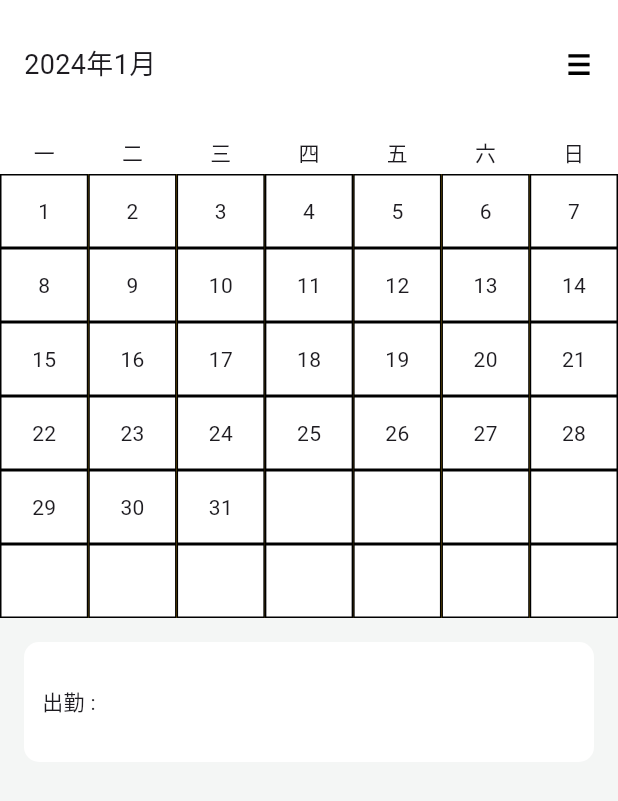
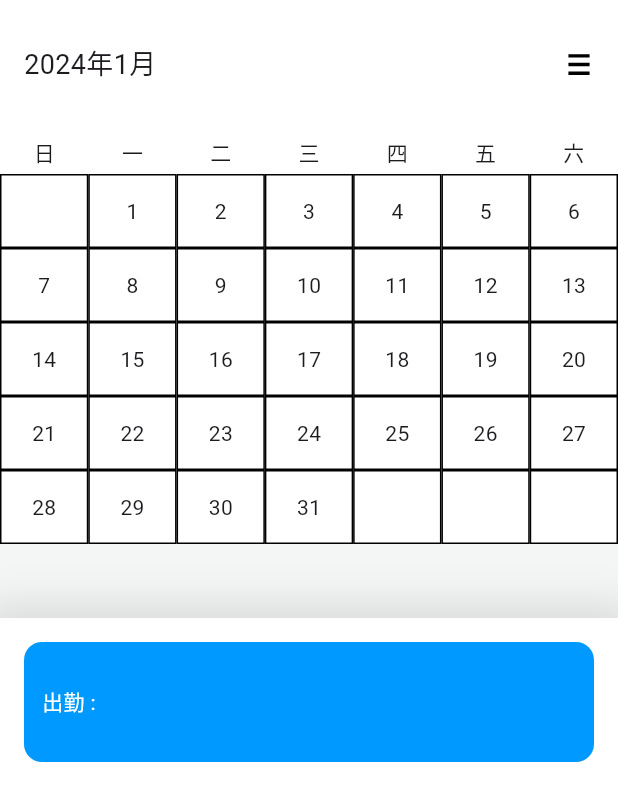
Before and after one commit to youtongxue/workday, a Flutter app: the screen it shows after launch, on a phone screen of 412 x 824 dp. Shown: the top 801 px of the screen. Run offline on Flutter 3.47's test engine with Material 3 defaults, Android fonts, the phone set to English and light mode, and no system bars; our stand-ins replace date_format, flutter_smart_dialog, flutter_svg, get, get_storage; missing offline and left inert: dart:ffi.

```diff
--- a/lib/pages/calendar/calendar_page.dart
+++ b/lib/pages/calendar/calendar_page.dart
@@ -12,7 +12,7 @@ import '../../utils/assert_util.dart';
 import '../../utils/date_util.dart';
 import '../../utils/page_path_util.dart';
 
-List<String> weekStrList = ["一", "二", "三", "四", "五", "六", "日"];
+List<String> weekStrList = ["日", "一", "二", "三", "四", "五", "六"];
 
 /// 顶部时间、星期
 Widget dateTitleBar(BuildContext context) {
@@ -67,13 +67,17 @@ Widget dateTitleBar(BuildContext context) {
 }
 
 String buildDateDay(
-    int monthFirstDayIsWeek, int monthLastDay, int column, int row) {
+    int monthFirstDayIsWeek, int monthDay, int column, int row) {
   var dayText = "";
-  final itemIndex = ((column - 1) * 7 + row + 1);
+  final itemIndex = (column * 7 + row + 1);
   final result = itemIndex - monthFirstDayIsWeek;
-  if (result >= 0) {
-    final dayResult = (result + 1).toString();
-    if (int.parse(dayResult) <= monthLastDay) {
+
+  debugPrint(
+      "monthFirstDayIsWeek: > > > $monthFirstDayIsWeek > > > itemIndex: > > > $itemIndex > > > result: > > > $result");
+
+  if (result > 0) {
+    final dayResult = result.toString();
+    if (int.parse(dayResult) <= monthDay) {
       dayText = dayResult;
     } else {
       dayText = "";
@@ -84,28 +88,27 @@ String buildDateDay(
 
 /// 日历详情
 Widget calenderInfo(BuildContext context, int month) {
-  const monthInfoRow = 1; // 月信息，占一行
   const monthMaxRow = 6; // 每月最大显示行
   const weekDay = 7; // 每周天数（列）
   // 月份第一个月星期几
-  final firstDayOfWeek = DateUtil.firstDayOfWeek(2024, month) == 0
-      ? 7
-      : DateUtil.firstDayOfWeek(2024, month);
-  const monthLastDay = 31; // 月份最后一天
+  final firstDayOfWeek = DateUtil.firstDayOfWeek(2024, month);
+  final monthDay = DateUtil.getDaysInMonth(2024, month);
+
+  final row = DateUtil.calculateRowsForMonth(2024, month);
+  debugPrint("month: $month  行: $row");
   return SizedBox(
     child: Column(
-      children: List.generate(monthMaxRow + monthInfoRow, (column) {
+      children: List.generate(row, (column) {
         return Row(
           children: List.generate(weekDay, (row) {
             return Expanded(
                 child: Container(
-              height: ((context.height / 2) - 116) / 6,
+              height: ((context.height / 2) - 116) / monthMaxRow,
               decoration:
                   BoxDecoration(color: Colors.white, border: Border.all()),
               child: Center(
-                child: Text(column == 0
-                    ? "2月"
-                    : buildDateDay(firstDayOfWeek, monthLastDay, column, row)),
+                child:
+                    Text(buildDateDay(firstDayOfWeek, monthDay, column, row)),
               ),
             ));
           }),
@@ -118,10 +121,7 @@ Widget calenderInfo(BuildContext context, int month) {
 /// 底部打卡信息部分
 Widget workDayInfo(BuildContext context) {
   return Container(
-    width: context.width,
-    height: context.height / 2,
     padding: const EdgeInsets.symmetric(horizontal: 16),
-    color: MyColors.background.color,
     child: Column(
       children: [
         const SizedBox(height: 16),
@@ -129,11 +129,15 @@ Widget workDayInfo(BuildContext context) {
           width: context.width,
           height: 80,
           decoration: BoxDecoration(
-              color: Colors.white, borderRadius: BorderRadius.circular(10)),
+              color: MyColors.coloBlue.color,
+              borderRadius: BorderRadius.circular(12)),
           child: const Row(
             children: [
               SizedBox(width: 12),
-              Text("出勤 : "),
+              Text(
+                "出勤 : ",
+                style: TextStyle(color: Colors.white),
+              ),
             ],
           ),
         )
@@ -153,23 +157,22 @@ class CalendarPage extends GetView<CalendarPageViewModel> {
 
     return Scaffold(
       backgroundColor: MyColors.background.color,
-      body: Container(
+      body: SizedBox(
         width: context.width,
         height: context.height,
-        color: Colors.amber,
         child: Stack(
           children: [
             // 日历详情信息
             Positioned(
               left: 0,
               right: 0,
-              top: 116 - (((context.height / 2) - 116) / 6),
+              top: 116,
               child: SizedBox(
                 width: context.width,
                 height: (((context.height / 2) - 116) / 6) * 7,
                 child: PageView.builder(
                   itemCount: 12,
-                  scrollDirection: Axis.vertical,
+                  //scrollDirection: Axis.vertical,
                   itemBuilder: (context, index) {
                     return calenderInfo(context, index + 1);
                   },
@@ -185,11 +188,51 @@ class CalendarPage extends GetView<CalendarPageViewModel> {
               alignment: Alignment.topCenter,
               child: dateTitleBar(context),
             ),
+
             // 底部考勤
-            Align(
-              alignment: Alignment.bottomCenter,
-              child: workDayInfo(context),
-            )
+            // Align(
+            //   alignment: Alignment.bottomCenter,
+            //   child: Obx(() => Transform.translate(
+            //         offset: Offset(0, controller.offset.value),
+            //         child: workDayInfo(context),
+            //       )),
+            // ),
+
+            // 底部考勤
+            DraggableScrollableSheet(
+              initialChildSize: 0.5, // 初始时，底部面板占据整个屏幕高度的比例
+              minChildSize:
+                  (context.height - 116 - (((context.height / 2) - 116))) /
+                      context.height, // 底部面板可以拖拽到的最小高度比例
+              maxChildSize:
+                  (context.height - 116 - (((context.height / 2) - 116) / 6)) /
+                      context.height, // 底部面板可以拖拽到的最大高度比例
+              builder:
+                  (BuildContext context, ScrollController scrollController) {
+                return Container(
+                  clipBehavior: Clip.hardEdge,
+                  decoration: BoxDecoration(
+                    color: Colors.white,
+                    borderRadius: const BorderRadius.only(
+                      topLeft: Radius.circular(0),
+                      topRight: Radius.circular(0),
+                    ),
+                    boxShadow: [
+                      BoxShadow(
+                        color: Colors.black.withOpacity(0.1),
+                        spreadRadius: 10,
+                        blurRadius: 20,
+                      ),
+                    ],
+                  ),
+                  child: SingleChildScrollView(
+                    controller: scrollController,
+                    physics: const PageScrollPhysics(),
+                    child: workDayInfo(context), // 你的考勤信息widget
+                  ),
+                );
+              },
+            ),
           ],
         ),
       ),
--- a/lib/pages/calendar/calendar_page_vm.dart
+++ b/lib/pages/calendar/calendar_page_vm.dart
@@ -1,11 +1,17 @@
 import 'dart:math';
 
+import 'package:flutter/widgets.dart';
 import 'package:get/get.dart';
+
+import '../../utils/date_util.dart';
 
 class CalendarPageViewModel extends GetxController {
   var currentYear = 2024.obs;
   var currentMonth = 1.obs;
   var calendarInfoHeight = 200.obs;
+  var currentRowsMonth = 6.obs; // 选中月需要绘制多少行
+
+  var offset = 0.0.obs;
 
   void setRandomHeight() {
     calendarInfoHeight.value = Random().nextInt(2);
@@ -13,5 +19,20 @@ class CalendarPageViewModel extends GetxController {
 
   void changeCurrentMonth(int newCurrentMonth) {
     currentMonth.value = newCurrentMonth + 1;
+    calculateRowForMonth();
+  }
+
+  void calculateRowForMonth() {
+    final row =
+        DateUtil.calculateRowsForMonth(currentYear.value, currentMonth.value);
+    currentRowsMonth.value = row;
+
+    if (row == 5) {
+      offset.value = -(((Get.mediaQuery.size.height / 2) - 116) / 6);
+    } else if (row == 6) {
+      offset.value = 0;
+    }
+
+    debugPrint("绘制行: ${currentRowsMonth.value}");
   }
 }
--- a/lib/utils/date_util.dart
+++ b/lib/utils/date_util.dart
@@ -42,7 +42,7 @@ class DateUtil {
   /// 返回值是一个整数，0 表示星期日，1 表示星期一，依此类推，直到 6 表示星期六
   static int firstDayOfWeek(int year, int month) {
     DateTime firstDayOfMonth = DateTime(year, month, 1);
-    return firstDayOfMonth.weekday;
+    return firstDayOfMonth.weekday == 7 ? 0 : firstDayOfMonth.weekday;
   }
 
   /// 返回指定年月的天数
@@ -55,9 +55,34 @@ class DateUtil {
         (month < 12) ? DateTime(year, month + 1, 1) : DateTime(year + 1, 1, 1);
 
     // 下一个月的第一天减去一天，得到当前月的最后一天
-    DateTime lastDayOfMonth = firstDayOfNextMonth.subtract(Duration(days: 1));
+    DateTime lastDayOfMonth =
+        firstDayOfNextMonth.subtract(const Duration(days: 1));
 
     // 返回当前月的天数
     return lastDayOfMonth.day;
   }
+
+  /// 计算某个月按照【日、一、二、三、四、五、六】显示，需要显示多少行
+  static int calculateRowsForMonth(int year, int month) {
+    // 获取该月的第一天
+    DateTime firstDayOfMonth = DateTime(year, month, 1);
+    // 获取该月的最后一天（下个月的第一天的前一天）
+    DateTime lastDayOfMonth = DateTime(year, month + 1, 0);
+
+    // 计算该月的第一天是星期几（0代表星期日，1代表星期一，...，6代表星期六）
+    int weekdayOfFirstDay = firstDayOfMonth.weekday % 7;
+
+    // 计算该月的天数
+    int daysInMonth = lastDayOfMonth.day;
+
+    // 计算需要的行数
+    // 第一行包含第一天和它之前的几天（如果第一天不是星期日）
+    // 剩余的天数除以7得到完整的星期数
+    // 如果还有剩余的天数，则需要额外一行
+    int fullWeeks = (daysInMonth + weekdayOfFirstDay) ~/ 7;
+    int remainingDays = (daysInMonth + weekdayOfFirstDay) % 7;
+    int rows = fullWeeks + (remainingDays > 0 ? 1 : 0);
+
+    return rows;
+  }
 }
```
